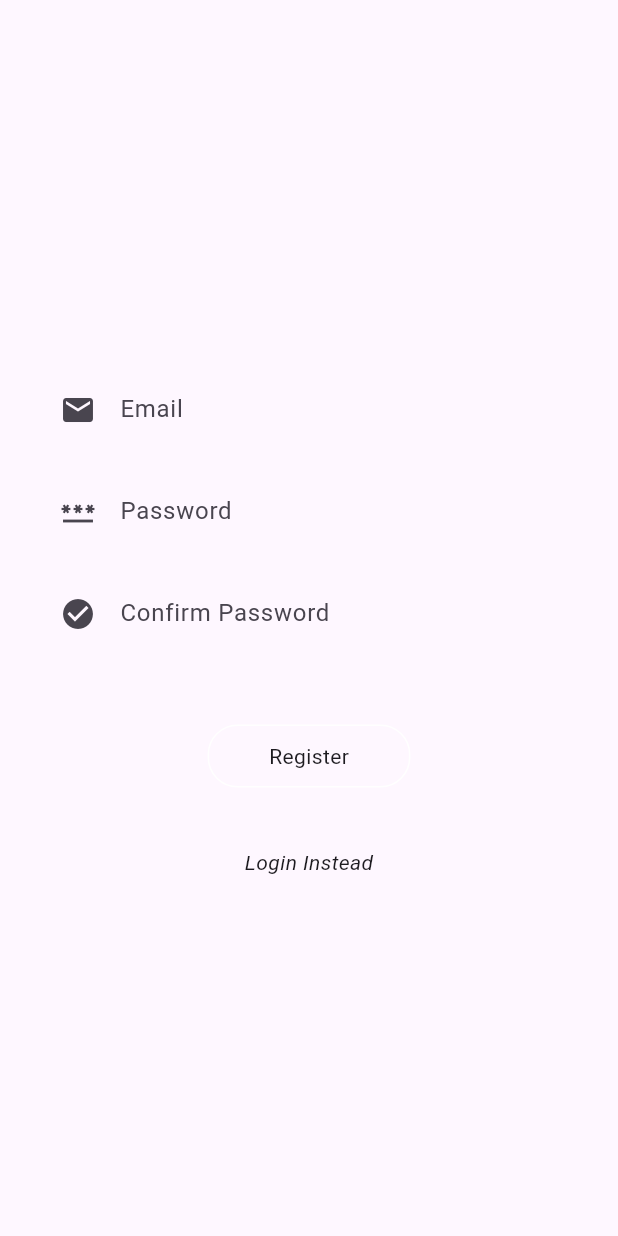
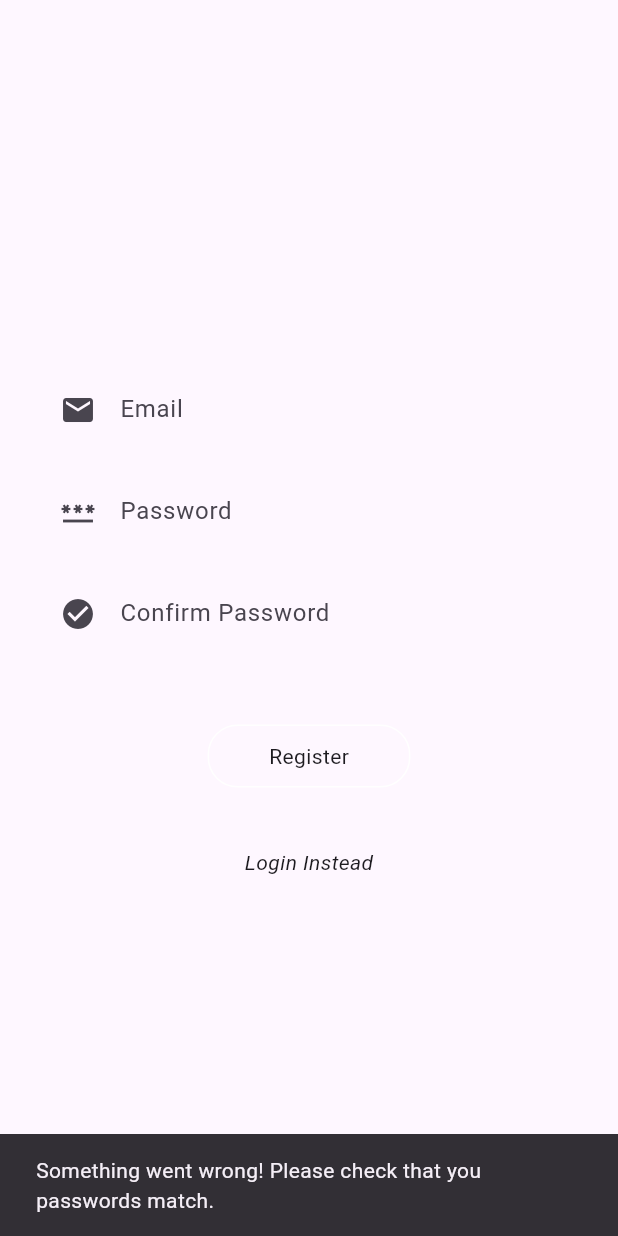
Before and after one commit to Morne-le-Roux/fish_man, a Flutter app: the screen it shows after launch, after a tap on "Register", on a phone screen of 412 x 824 dp. Run offline on Flutter 3.47's test engine with Material 3 defaults, Android fonts, the light colour scheme and no system bars; our stand-ins replace google_fonts, supabase_flutter; accounts and stored records are empty.

Commit message:
obscure text in password fields

```diff
--- a/lib/features/auth/presentation/screens/register_screen.dart
+++ b/lib/features/auth/presentation/screens/register_screen.dart
@@ -1,6 +1,8 @@
 import 'package:fish_man/features/auth/data/supabase_auth_m.dart';
+import 'package:fish_man/features/auth/presentation/screens/login_screen.dart';
 import 'package:fish_man/features/auth/presentation/widgets/auth_text_box.dart';
 import 'package:flutter/material.dart';
+import 'package:supabase_flutter/supabase_flutter.dart';
 
 class RegisterScreen extends StatelessWidget {
   RegisterScreen({super.key});
@@ -37,28 +39,41 @@ class RegisterScreen extends StatelessWidget {
             hint: "Password",
             controller: _passwordController,
             icon: Icons.password,
+            obscureText: true,
           ),
           AuthTextBox(
             hint: "Confirm Password",
             controller: _password2Controller,
             icon: Icons.check_circle,
+            obscureText: true,
           ),
           const SizedBox(height: 40),
 
           //BUTTON
 
           InkWell(
-            onTap: () {
+            onTap: () async {
               if (passwordsCheck()) {
                 try {
-                  _supabaseAuthM.register(
+                  AuthResponse response = await _supabaseAuthM.register(
                       email: _emailController.text,
                       password: _passwordController.text);
+
+                  if (response.user != null) {
+                    // ignore: use_build_context_synchronously
+                    Navigator.push(context,
+                        MaterialPageRoute(builder: (context) => LoginScreen()));
+                  }
                 } catch (e) {
+                  // ignore: use_build_context_synchronously
                   ScaffoldMessenger.of(context)
                       .showSnackBar(SnackBar(content: Text(e.toString())));
                 }
-              } else {}
+              } else {
+                ScaffoldMessenger.of(context).showSnackBar(const SnackBar(
+                    content: Text(
+                        "Something went wrong! Please check that you passwords match.")));
+              }
             },
             child: Container(
               padding: const EdgeInsets.symmetric(vertical: 10, horizontal: 40),
@@ -70,9 +85,12 @@ class RegisterScreen extends StatelessWidget {
           ),
           const SizedBox(height: 40),
 
-          //TODO: Implement "Login Instead" button.
-          const InkWell(
-            child: Text("Login Instead",
+          InkWell(
+            onTap: () {
+              Navigator.push(context,
+                  MaterialPageRoute(builder: (context) => LoginScreen()));
+            },
+            child: const Text("Login Instead",
                 style: TextStyle(fontStyle: FontStyle.italic)),
           ),
         ],
```
